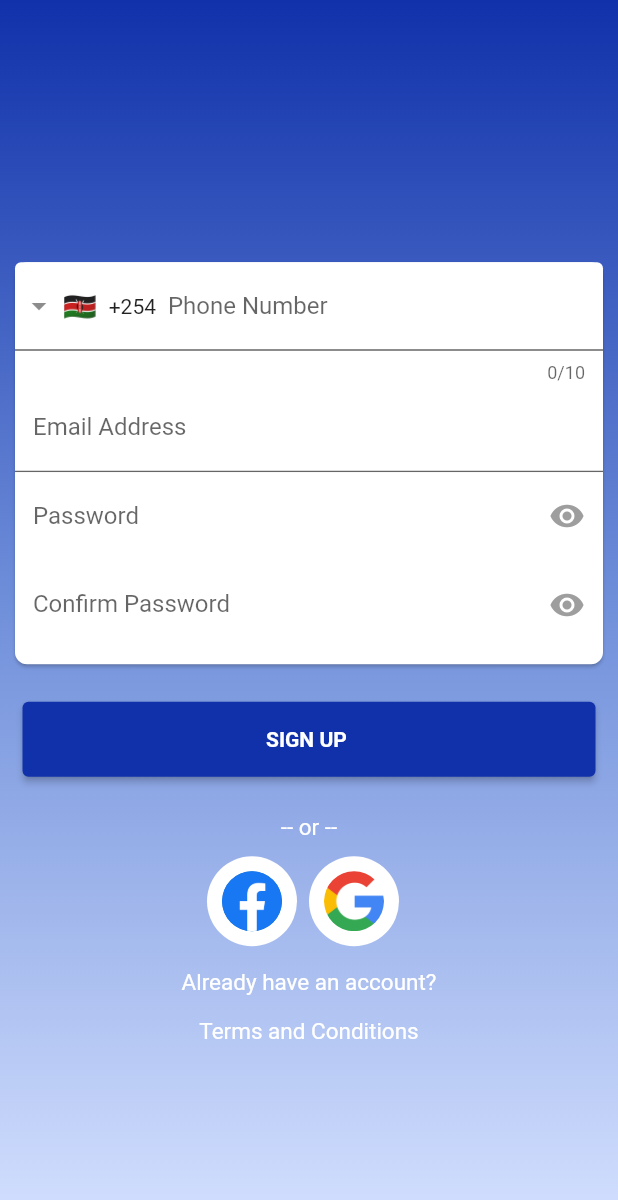
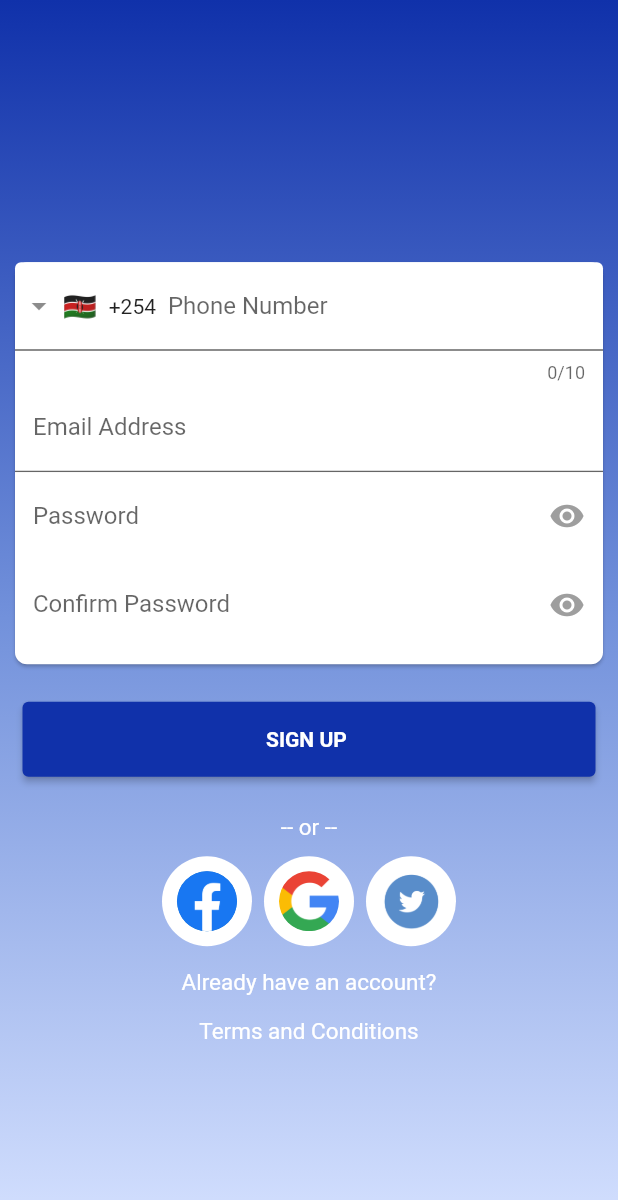
Before and after one commit to Kelvonish/reward-Adz, a Flutter app: the CreateAccount screen opened directly, on a phone screen of 412 x 824 dp. Shown: the top 1200 px of the screen. Run offline on Flutter 3.47's test engine with Material 2 defaults, Android fonts, the phone set to English and light mode, and no system bars; drawn by our look-alikes of intl_phone_field; our stand-ins replace cached_network_image, connectivity, device_info, flutter_local_notifications, flutter_spinkit, fluttertoast and 12 more; missing offline and left inert: flutter_facebook_login, platform_device_id, rolling_nav_bar; accounts and stored records are empty.

Commit message:
clean up

```diff
--- a/lib/business_logic/providers/userProvider.dart
+++ b/lib/business_logic/providers/userProvider.dart
@@ -1,5 +1,3 @@
-import 'dart:developer';
-
 import 'package:flutter/cupertino.dart';
 import 'package:flutter/material.dart';
 import 'package:fluttertoast/fluttertoast.dart';
--- a/lib/data/services/transactionNetworkService.dart
+++ b/lib/data/services/transactionNetworkService.dart
@@ -167,7 +167,7 @@ class TransactionNetworkClass {
             'x-access-token': user.token,
           },
           body: body);
-      var returnedData = json.decode(response.body);
+      //var returnedData = json.decode(response.body);
       if (response.statusCode == 200) {
         return true;
       } else {
--- a/lib/presentation/screens/account Creation/createAccount.dart
+++ b/lib/presentation/screens/account Creation/createAccount.dart
@@ -490,9 +490,8 @@ class _CreateAccountState extends State<CreateAccount> {
                               ),
                             ),
                           )
-                        : Text(
-                            ""), /*InkWell(
-                            onTap: value.twitterLogin,
+                        : InkWell(
+                            onTap: () {},
                             child: Container(
                               decoration: BoxDecoration(
                                 shape: BoxShape.circle,
@@ -506,7 +505,6 @@ class _CreateAccountState extends State<CreateAccount> {
                               ),
                             ),
                           ),
-                  */
                   ],
                 ),
               ),
--- a/lib/presentation/screens/homepage.dart
+++ b/lib/presentation/screens/homepage.dart
@@ -1,5 +1,4 @@
 import 'dart:async';
-
 import 'package:flutter/cupertino.dart';
 import 'package:flutter/material.dart';
 import 'package:rewardadz/business_logic/providers/userProvider.dart';
--- a/lib/presentation/screens/wallet.dart
+++ b/lib/presentation/screens/wallet.dart
@@ -555,6 +555,8 @@ class _WalletState extends State<Wallet> {
                   ),
                   InkWell(
                     onTap: () {
+                      _showInDevelopmentDialog(context);
+                      /*
                       showCupertinoModalPopup(
                           context: context,
                           builder: (context) => Container(
@@ -720,7 +722,7 @@ class _WalletState extends State<Wallet> {
                                         ],
                                       )),
                                 ),
-                              ));
+                              ));*/
                     },
                     child: Column(
                       children: [
```
Also changed, not shown: lib/presentation/screens/editprofile.dart (+7 -1 lines), lib/presentation/screens/login.dart (+3 -4 lines), lib/presentation/widgets/campaignCardTile.dart (+9 -9 lines), 1 other file.
